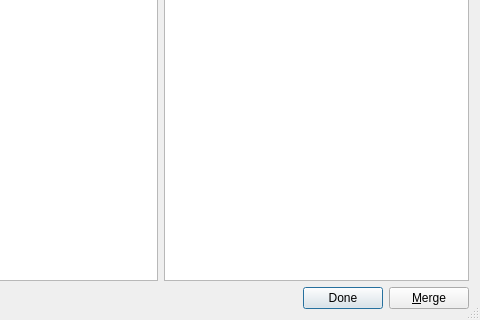
Above: copasi/UI/CQMergingData.ui from copasi/COPASI before the change; both pictures show x 159 to 639 and y 160 to 480 of the 639 by 480 pixel window. Below: the same form after it.
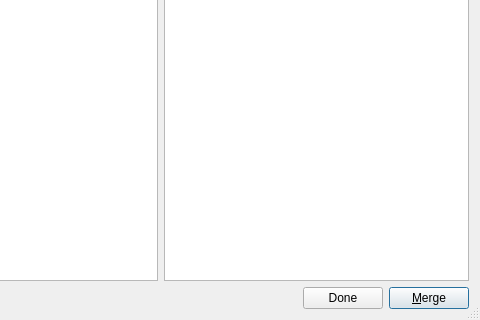
That is the form after the change.

Commit message: some updates to the model merging widget

Patch:
```diff
--- a/copasi/UI/CQMergingData.ui
+++ b/copasi/UI/CQMergingData.ui
@@ -96,6 +96,9 @@
        <property name="shortcut">
         <string>Alt+O</string>
        </property>
+       <property name="default">
+        <bool>true</bool>
+       </property>
       </widget>
      </item>
     </layout>
```
Left out of the diff: 5 changed lines with no effect on the pictures. The commit also changes 2 other files.
